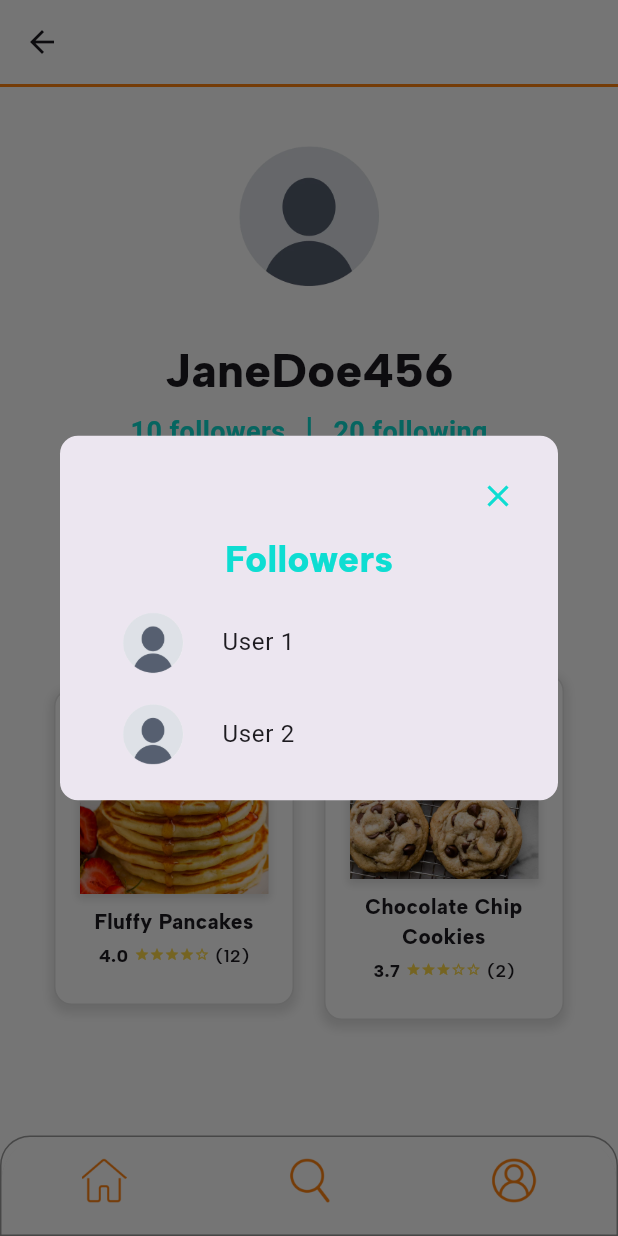
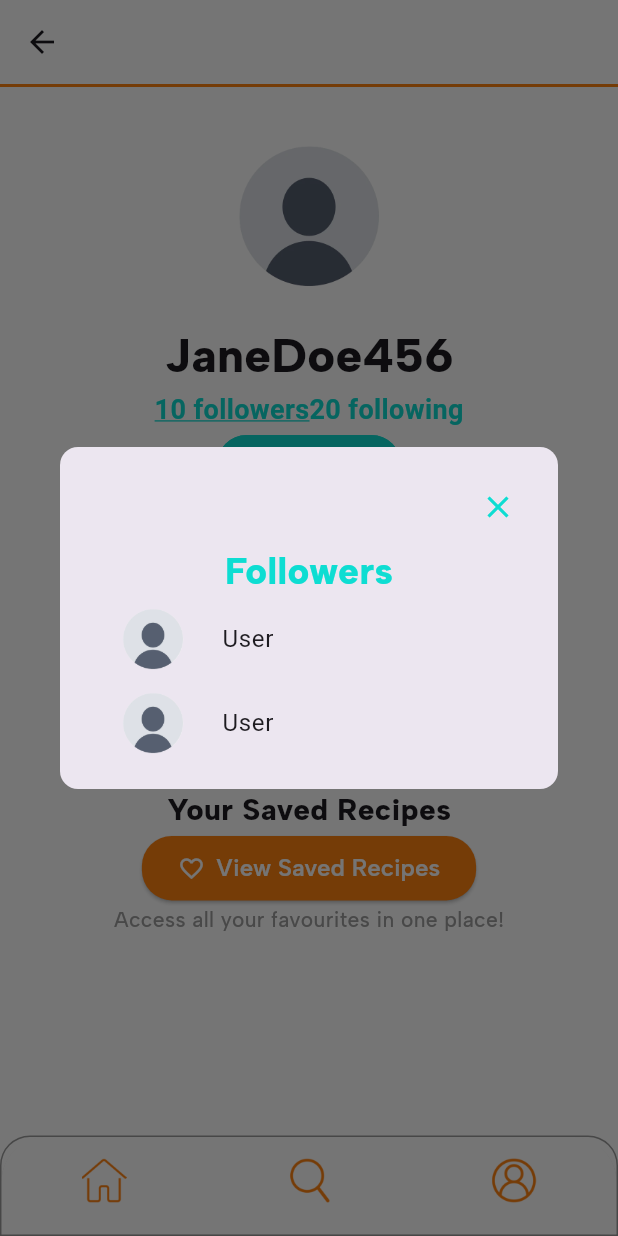
Before and after one commit to buzzaaaaar/recipe-app-mad, a Flutter app: the UserProfilePage screen opened directly, after a tap on "10 followers", on a phone screen of 412 x 824 dp. Run offline on Flutter 3.47's test engine with Material 3 defaults, Android fonts, the phone set to English and light mode, and no system bars; our stand-ins replace cloud_firestore, firebase_auth, firebase_core, firebase_storage, image_picker; accounts and stored records are empty.

Commit message:
💾 Added Saved Recipes feature: toggle save, display list, UI & Firestore sync

```diff
--- a/project_application_1/lib/models/user_model.dart
+++ b/project_application_1/lib/models/user_model.dart
@@ -4,6 +4,7 @@ class UserModel {
   final String email;
   final String createdAt;
   final Map<String, dynamic>? additionalInfo;
+  final List<String> savedRecipes;
 
   UserModel({
     required this.id,
@@ -11,9 +12,9 @@ class UserModel {
     required this.email,
     required this.createdAt,
     this.additionalInfo,
+    this.savedRecipes = const [], // default empty if not present
   });
 
-  // Convert model to JSON for storing in Firestore
   Map<String, dynamic> toJson() {
     return {
       'id': id,
@@ -21,10 +22,10 @@ class UserModel {
       'email': email,
       'createdAt': createdAt,
       'additionalInfo': additionalInfo ?? {},
+      'savedRecipes': savedRecipes,
     };
   }
 
-  // Create model from Firestore document
   factory UserModel.fromJson(Map<String, dynamic> json) {
     return UserModel(
       id: json['id'] ?? '',
@@ -32,6 +33,7 @@ class UserModel {
       email: json['email'] ?? '',
       createdAt: json['createdAt'] ?? '',
       additionalInfo: json['additionalInfo'],
+      savedRecipes: List<String>.from(json['savedRecipes'] ?? []),
     );
   }
 }
--- a/project_application_1/lib/pages/UserProfilePage.dart
+++ b/project_application_1/lib/pages/UserProfilePage.dart
@@ -1,5 +1,5 @@
 import 'package:flutter/material.dart';
-import '../Components/RecipeCard.dart';
+import '../screens/saved_recipes_page.dart';
 
 class UserProfilePage extends StatefulWidget {
   @override
@@ -7,257 +7,284 @@ class UserProfilePage extends StatefulWidget {
 }
 
 class _UserProfilePageState extends State<UserProfilePage> {
-  bool isFollowed = false;
-  int _selectedIndex = 2; // Default to profile tab
+  bool _isFollowed = false;
+  int _selectedIndex = 2;
+  bool _isTappedLeft = false;
+  bool _isTappedRight = false;
 
-  // Popup for Followers and Following
   void _showPopup(String title) {
     showDialog(
       context: context,
       barrierDismissible: true,
       builder: (context) {
+        return _buildDialog(title);
+      },
+    );
+  }
+
+  Widget _buildDialog(String title) {
     return Dialog(
-          shape: RoundedRectangleBorder(
-            borderRadius: BorderRadius.circular(12),
-          ),
+      shape: RoundedRectangleBorder(borderRadius: BorderRadius.circular(12)),
       child: Padding(
         padding: const EdgeInsets.all(16),
         child: Column(
           mainAxisSize: MainAxisSize.min,
           children: [
-                Align(
+            _buildCloseButton(),
+            _buildDialogTitle(title),
+            _buildListTile(),
+            _buildListTile(),
+          ],
+        ),
+      ),
+    );
+  }
+
+  Widget _buildCloseButton() {
+    return Align(
       alignment: Alignment.topRight,
       child: IconButton(
-                    icon: Icon(Icons.close, color: Color(0xff0eddd2)),
+        icon: const Icon(Icons.close, color: Color(0xff0eddd2)),
         onPressed: () => Navigator.pop(context),
       ),
-                ),
-                Text(
+    );
+  }
+
+  Widget _buildDialogTitle(String title) {
+    return Text(
       title,
-                  style: TextStyle(
+      style: const TextStyle(
         fontSize: 25,
         color: Color(0xff0eddd2),
         fontFamily: 'AlbertSans',
         fontWeight: FontWeight.w700,
       ),
-                ),
-                SizedBox(height: 10),
-                ListTile(
-                  leading: CircleAvatar(
-                    radius: 30,
-                    backgroundImage: AssetImage('images/ProfileImage.png'),
-                    backgroundColor:
-                        Colors.transparent, // Make background transparent
-                  ),
-                  title: Text("User 1"),
-                ),
-                SizedBox(height: 5),
-                ListTile(
-                  leading: CircleAvatar(
-                    radius: 30,
-                    backgroundImage: AssetImage('images/ProfileImage.png'),
-                    backgroundColor:
-                        Colors.transparent, // Make background transparent
-                  ),
-                  title: Text("User 2"),
-                ),
-              ],
-            ),
-          ),
-        );
-      },
     );
   }
 
-  bool isTappedLeft = false;
-  bool isTappedRight = false;
+  Widget _buildListTile() {
+    return ListTile(
+      leading: const CircleAvatar(
+        radius: 30,
+        backgroundImage: AssetImage('images/ProfileImage.png'),
+        backgroundColor: Colors.transparent,
+      ),
+      title: const Text("User "),
+    );
+  }
+
   @override
   Widget build(BuildContext context) {
     return Scaffold(
-      appBar: AppBar(
+      appBar: _buildAppBar(),
+      backgroundColor: Colors.white,
+      body: _buildBody(),
+      bottomNavigationBar: _buildBottomNavigationBar(),
+    );
+  }
+
+  Widget _buildAppBar() {
+    return AppBar(
       backgroundColor: Colors.white,
       elevation: 0,
       bottom: PreferredSize(
-          preferredSize: Size.fromHeight(2),
-          child: Container(color: Color(0xFFFF8210), height: 2),
+        preferredSize: const Size.fromHeight(2),
+        child: Container(color: const Color(0xFFFF8210), height: 2),
       ),
+    );
+  }
+
+  Widget _buildBody() {
+    return Padding(
+      padding: const EdgeInsets.all(16),
+      child: Column(
+        children: [_buildProfileSection(), _buildSavedRecipesSection()],
       ),
-      body: Padding(
-        padding: EdgeInsets.all(16),
+    );
+  }
+
+  Widget _buildProfileSection() {
+    return Expanded(
       child: Column(
         children: [
-            Expanded(
-              child: Column(
-                children: [
-                  // Profile Image
-                  CircleAvatar(
+          _buildProfileImage(),
+          _buildProfileName(),
+          _buildFollowersAndFollowing(),
+          _buildFollowButton(),
+        ],
+      ),
+    );
+  }
+
+  Widget _buildProfileImage() {
+    return const CircleAvatar(
       radius: 70,
       backgroundImage: AssetImage('images/ProfileImage.png'),
-                    backgroundColor:
-                        Colors.transparent, // Make background transparent
-                  ),
-                  SizedBox(height: 10),
+      backgroundColor: Colors.transparent,
+    );
+  }
 
-                  // Username
-                  Text(
+  Widget _buildProfileName() {
+    return const Text(
       "JaneDoe456",
       style: TextStyle(
         fontSize: 32,
         fontFamily: 'AlbertSans',
         fontWeight: FontWeight.w700,
       ),
-                  ),
-                  SizedBox(height: 5),
+    );
+  }
 
-                  // Followers & Following Section
-                  Row(
+  Widget _buildFollowersAndFollowing() {
+    return Row(
       mainAxisAlignment: MainAxisAlignment.center,
-                    children: [
-                      GestureDetector(
+      children: [_buildFollowers(), _buildFollowing()],
+    );
+  }
+
+  Widget _buildFollowers() {
+    return GestureDetector(
       onTap: () {
         _showPopup("Followers");
         setState(() {
-                            isTappedLeft = true;
-                            isTappedRight = false;
+          _isTappedLeft = true;
+          _isTappedRight = false;
         });
       },
       child: Text(
         "10 followers",
         style: TextStyle(
-                            color: Color(0xff0eddd2),
+          color: const Color(0xff0eddd2),
           fontWeight: FontWeight.w600,
           fontSize: 18,
           decoration:
-                                isTappedLeft
-                                    ? TextDecoration.underline
-                                    : TextDecoration.none,
+              _isTappedLeft ? TextDecoration.underline : TextDecoration.none,
           decorationColor:
-                                isTappedRight
-                                    ? Color(0xff0eddd2)
-                                    : Colors
-                                        .transparent, // Color of the underline
+              _isTappedLeft ? const Color(0xff0eddd2) : Colors.transparent,
         ),
       ),
-                      ),
-                      SizedBox(width: 15),
-                      Container(
-                        height: 20,
-                        width: 2,
-                        color: Color(0xff0eddd2),
-                      ), // Divider
-                      SizedBox(width: 15),
-                      GestureDetector(
+    );
+  }
+
+  Widget _buildFollowing() {
+    return GestureDetector(
       onTap: () {
         _showPopup("Following");
         setState(() {
-                            isTappedLeft = false;
-                            isTappedRight = true;
+          _isTappedLeft = false;
+          _isTappedRight = true;
         });
       },
       child: Text(
         "20 following",
         style: TextStyle(
-                            color: Color(0xff0eddd2),
+          color: const Color(0xff0eddd2),
           fontWeight: FontWeight.w600,
           fontSize: 18,
           decoration:
-                                isTappedRight
-                                    ? TextDecoration.underline
-                                    : TextDecoration.none,
+              _isTappedRight ? TextDecoration.underline : TextDecoration.none,
           decorationColor:
-                                isTappedRight
-                                    ? Color(0xff0eddd2)
-                                    : Colors
-                                        .transparent, // Color of the underline
+              _isTappedRight ? const Color(0xff0eddd2) : Colors.transparent,
         ),
       ),
-                      ),
-                    ],
-                  ),
-                  SizedBox(height: 20),
+    );
+  }
 
-                  // Follow Button
-                  OutlinedButton(
-                    onPressed: () => setState(() => isFollowed = !isFollowed),
+  Widget _buildFollowButton() {
+    return OutlinedButton(
+      onPressed: () => setState(() => _isFollowed = !_isFollowed),
       style: OutlinedButton.styleFrom(
-                      side: BorderSide(color: Color(0xff0eddd2), width: 2),
-                      backgroundColor:
-                          isFollowed ? Colors.white : Color(0xff0eddd2),
+        side: const BorderSide(color: Color(0xff0eddd2), width: 2),
+        backgroundColor: _isFollowed ? Colors.white : const Color(0xff0eddd2),
       ),
       child: Text(
-                      isFollowed ? "FOLLOWING" : "FOLLOW",
+        _isFollowed ? "FOLLOWING" : "FOLLOW",
         style: TextStyle(
           fontFamily: 'AlbertSans',
           fontWeight: FontWeight.w500,
           fontSize: 18,
-                        color: isFollowed ? Color(0xff0eddd2) : Colors.white,
+          color: _isFollowed ? const Color(0xff0eddd2) : Colors.white,
         ),
       ),
-                  ),
+    );
+  }
+
+  Widget _buildSavedRecipesSection() {
+    return Expanded(
+      child: Column(
+        mainAxisAlignment: MainAxisAlignment.center,
+        children: [
+          _buildSavedRecipesTitle(),
+          _buildViewSavedRecipesButton(),
+          _buildSavedRecipesDescription(),
         ],
       ),
+    );
+  }
+
+  Widget _buildSavedRecipesTitle() {
+    return const Text(
+      "Your Saved Recipes",
+      style: TextStyle(
+        fontFamily: 'AlbertSans',
+        fontSize: 20,
+        fontWeight: FontWeight.bold,
       ),
+    );
+  }
 
-            Expanded(
-              child: SizedBox(
-                height: 200.0, // Fixed height for the Expanded widget
-                child: Column(
-                  mainAxisAlignment: MainAxisAlignment.spaceEvenly,
-                  children: [
-                    Row(
-                      mainAxisAlignment: MainAxisAlignment.spaceEvenly,
-                      children: [
-                        Padding(
-                          padding: EdgeInsets.only(
-                            top: 8,
-                          ), // Adjust margin as needed
-                          child: RecipeCard(
-                            image: 'images/FluffyPancakes.jpg',
-                            title: "Fluffy Pancakes",
-                            rating: "4.0",
-                            reviews: "12",
+  Widget _buildViewSavedRecipesButton() {
+    return ElevatedButton.icon(
+      onPressed: () {
+        Navigator.push(
+          context,
+          MaterialPageRoute(builder: (context) => const SavedRecipesPage()),
+        );
+      },
+      icon: const Icon(Icons.favorite_border),
+      label: const Text("View Saved Recipes"),
+      style: ElevatedButton.styleFrom(
+        foregroundColor: Colors.white,
+        backgroundColor: const Color(0xFFFF8210),
+        padding: const EdgeInsets.symmetric(horizontal: 24, vertical: 12),
+        textStyle: const TextStyle(
+          fontSize: 16,
+          fontFamily: 'AlbertSans',
+          fontWeight: FontWeight.w600,
         ),
+        shape: RoundedRectangleBorder(borderRadius: BorderRadius.circular(20)),
       ),
-                        Padding(
-                          padding: EdgeInsets.only(top: 8), // Apply same margin
-                          child: RecipeCard(
-                            image: 'images/ChocolateChipCookies.jpg',
-                            title: "Chocolate Chip Cookies",
-                            rating: "3.7",
-                            reviews: "2",
+    );
+  }
+
+  Widget _buildSavedRecipesDescription() {
+    return const Text(
+      "Access all your favourites in one place!",
+      style: TextStyle(
+        fontSize: 14,
+        fontFamily: 'AlbertSans',
+        color: Colors.grey,
       ),
-                        ),
-                      ],
-                    ),
+    );
+  }
 
-                    // Add space below the Row using SizedBox
-                    SizedBox(height: 10), // Adjust the height as needed
-                  ],
-                ),
-              ),
-            ),
-          ],
-        ),
-      ),
-
-      // Bottom Navigation Bar
-      bottomNavigationBar: Container(
+  Widget _buildBottomNavigationBar() {
+    return Container(
       decoration: BoxDecoration(
-          borderRadius: BorderRadius.only(
+        borderRadius: const BorderRadius.only(
           topLeft: Radius.circular(20.0),
           topRight: Radius.circular(20.0),
         ),
-          border: Border.all(color: Color(0xff9b9b9b), width: 1.0),
+        border: Border.all(color: const Color(0xff9b9b9b), width: 1.0),
       ),
       child: ClipRRect(
-          borderRadius: BorderRadius.only(
+        borderRadius: const BorderRadius.only(
           topLeft: Radius.circular(30.0),
           topRight: Radius.circular(30.0),
         ),
-
         child: BottomNavigationBar(
-            backgroundColor: const Color.fromARGB(255, 255, 255, 255),
-            selectedItemColor: Color(0xFFFF8210),
+          backgroundColor: Colors.white,
+          selectedItemColor: const Color(0xFFFF8210),
           unselectedItemColor: Colors.grey,
           showSelectedLabels: false,
           showUnselectedLabels: false,
@@ -287,8 +314,6 @@ class _UserProfilePageState extends State<UserProfilePage> {
           ],
         ),
       ),
-      ),
-      backgroundColor: Colors.white,
     );
   }
 }
```
Also changed, not shown: project_application_1/lib/pages/saved_recipes_page.dart (added, +95 -0 lines), project_application_1/lib/screens/discover_page.dart (+50 -46 lines), project_application_1/lib/services/recipe_service.dart (+28 -10 lines), project_application_1/lib/widgets/recipe_card.dart (+108 -57 lines). Lines whose indentation alone changed are shown as unchanged.
